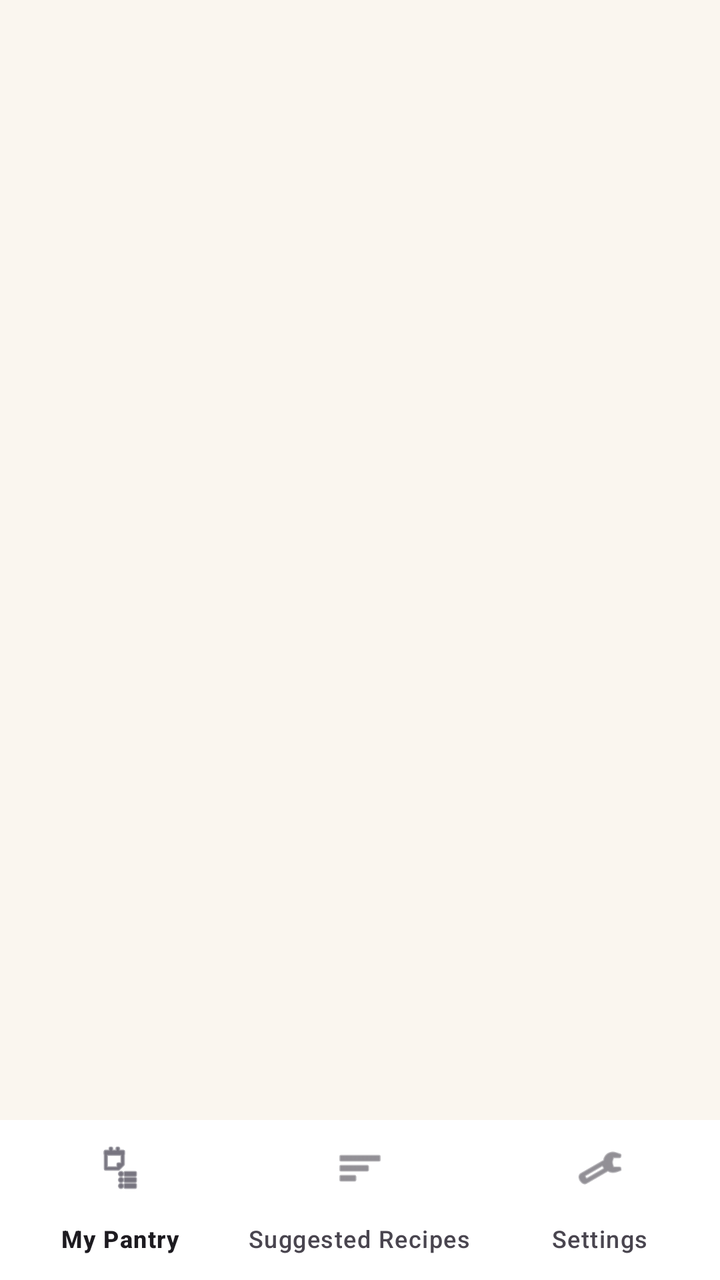
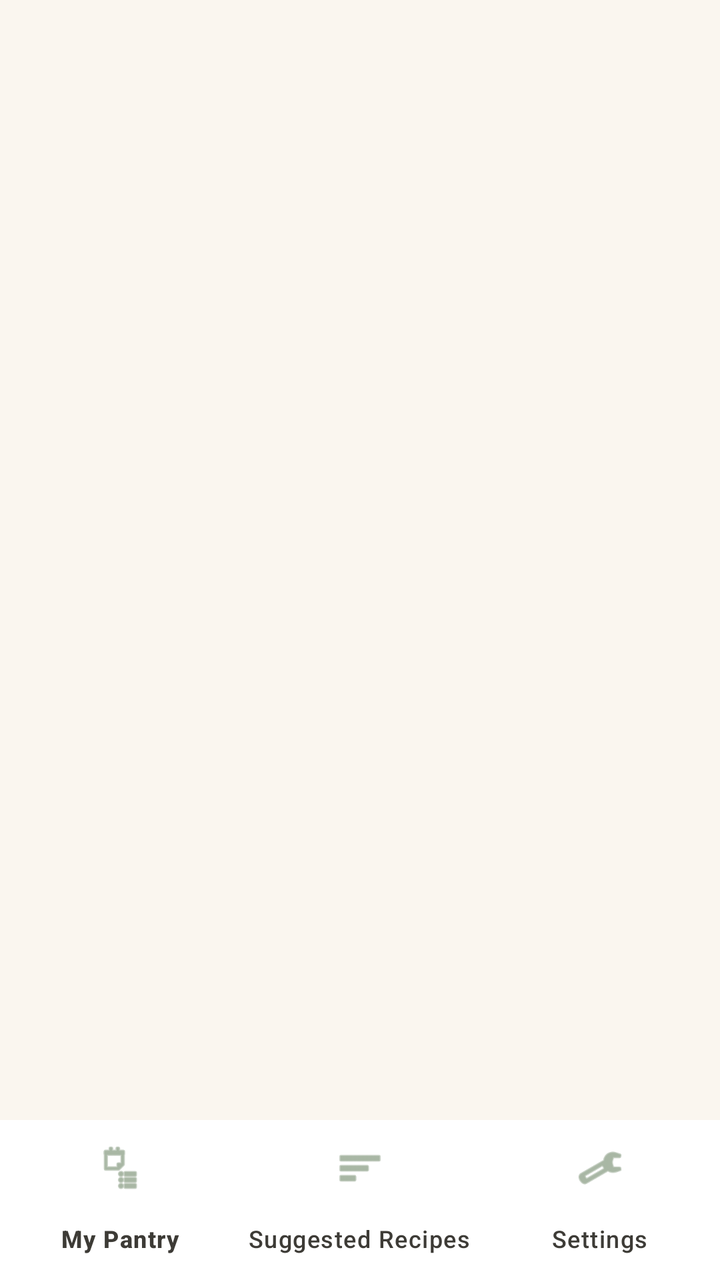

An Android layout rendered at two revisions. The XML below is the earlier revision; the diff shows what the commit changed to produce the second picture.
<!-- AndroidManifest.xml: application theme Theme.SmartPantryManager -->
<!-- res/layout/activity_main.xml -->
<?xml version="1.0" encoding="utf-8"?>
<androidx.constraintlayout.widget.ConstraintLayout
    xmlns:android="http://schemas.android.com/apk/res/android"
    xmlns:app="http://schemas.android.com/apk/res-auto"
    xmlns:tools="http://schemas.android.com/tools"
    android:id="@+id/main"
    android:layout_width="match_parent"
    android:layout_height="match_parent"
    android:background="@color/cream_background"
    tools:context=".MainActivity">

    <androidx.fragment.app.FragmentContainerView
        android:id="@+id/fragmentContainer"
        android:layout_width="0dp"
        android:layout_height="0dp"
        app:layout_constraintTop_toTopOf="parent"
        app:layout_constraintBottom_toTopOf="@id/bottomNavigation"
        app:layout_constraintStart_toStartOf="parent"
        app:layout_constraintEnd_toEndOf="parent" />

    <com.google.android.material.bottomnavigation.BottomNavigationView
        android:id="@+id/bottomNavigation"
        android:layout_width="0dp"
        android:layout_height="wrap_content"
        android:background="@android:color/white"
        app:labelVisibilityMode="labeled"
        app:menu="@menu/bottom_navigation"
        app:layout_constraintBottom_toBottomOf="parent"
        app:layout_constraintStart_toStartOf="parent"
        app:layout_constraintEnd_toEndOf="parent" />

</androidx.constraintlayout.widget.ConstraintLayout>
<!-- resources referenced by this layout -->
<resources>
  <color name="cream_background">#FAF6EF</color>
  <style name="Theme.SmartPantryManager" parent="Base.Theme.SmartPantryManager" />
  <style name="Base.Theme.SmartPantryManager" parent="Theme.Material3.DayNight.NoActionBar">
          
          
      </style>
</resources>

<!-- the commit's change to res/layout/activity_main.xml (unified diff, before → after) -->
@@ -24,6 +24,8 @@
         android:layout_height="wrap_content"
         android:background="@android:color/white"
         app:labelVisibilityMode="labeled"
+        app:itemTextColor="@color/text_primary"
+        app:itemIconTint="@color/green_dark"
         app:menu="@menu/bottom_navigation"
         app:layout_constraintBottom_toBottomOf="parent"
         app:layout_constraintStart_toStartOf="parent"
<!-- resource entries referenced after the edit -->
@@ -1,6 +1,8 @@
 <!-- resources referenced by this layout -->
 <resources>
   <color name="cream_background">#FAF6EF</color>
+  <color name="green_dark">#6F8768</color>
+  <color name="text_primary">#3D3B36</color>
   <style name="Theme.SmartPantryManager" parent="Base.Theme.SmartPantryManager" />
   <style name="Base.Theme.SmartPantryManager" parent="Theme.Material3.DayNight.NoActionBar">
           
